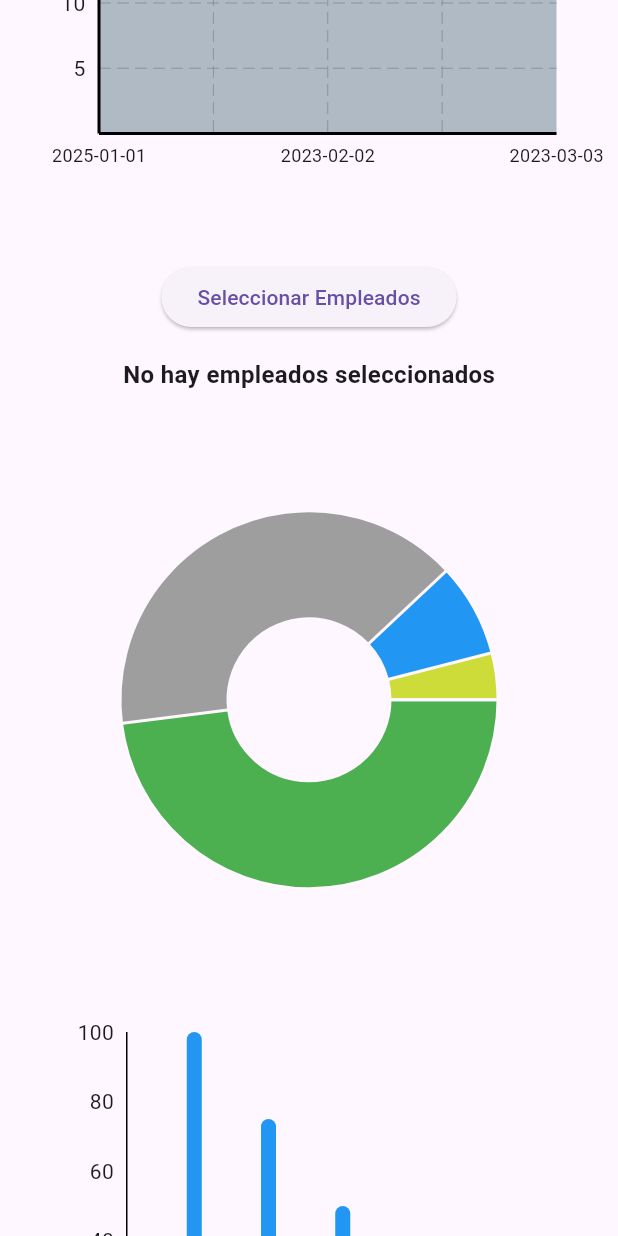
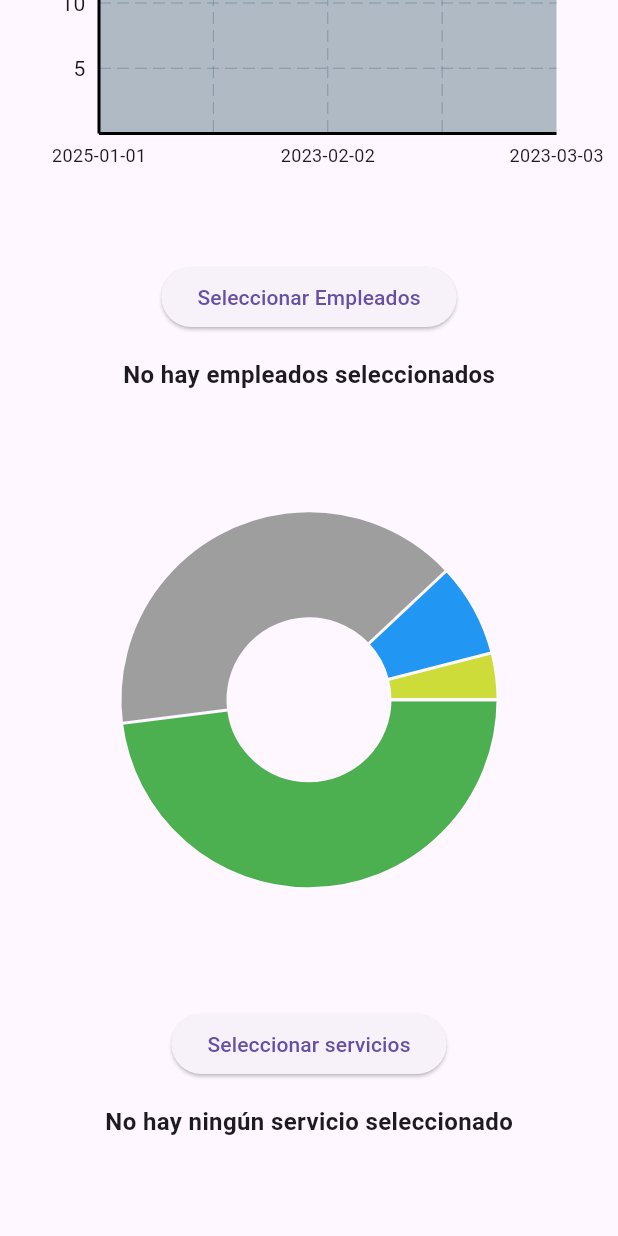
Before and after one commit to reservary/reservary_practicas, a Flutter app: the screen it shows after launch, scrolled down 576 dp, on a phone screen of 412 x 824 dp. Run offline on Flutter 3.47's test engine with Material 3 defaults, Android fonts, the phone set to English and light mode, and no system bars; drawn by our look-alikes of fl_chart; our stand-ins replace calendar_date_picker2; missing offline and left inert: date_range_filter, graphic, omni_datetime_picker.

Commit message:
Filtro de empleados y servicios implementado

```diff
--- a/seccion_estadisticas_v2/lib/services_data.dart
+++ b/seccion_estadisticas_v2/lib/services_data.dart
@@ -12,14 +12,138 @@ class ServicesData extends StatefulWidget {
 }
 
 class _ServicesDataState extends State<ServicesData> {
+  List<String> selectedServices = [];
+
+  @override
+  void initState() {
+    super.initState();
+    selectedServices = [];
+  }
+
+  void _showServicesSelector() async {
+    final List<String> servicesNames =
+        widget.stats.totalBookingsPerService.keys.toList();
+    final tempSelected = List<String>.from(selectedServices);
+
+    final result = await showDialog<List<String>>(
+      context: context,
+      builder: (context) {
+        return StatefulBuilder(
+          builder: (context, setStateDialog) {
+            return AlertDialog(
+              title: Text("Seleccione los servicios"),
+              content: SingleChildScrollView(
+                child: Column(
+                  children:
+                      servicesNames.map((serv) {
+                        return CheckboxListTile(
+                          title: Text(serv),
+                          value: tempSelected.contains(serv),
+                          onChanged: (bool? checked) {
+                            setStateDialog(() {
+                              if (checked == true) {
+                                tempSelected.add(serv);
+                              } else {
+                                tempSelected.remove(serv);
+                              }
+                            });
+                          },
+                        );
+                      }).toList(),
+                ),
+              ),
+              actions: [
+                TextButton(
+                  onPressed: () => Navigator.pop(context),
+                  child: Text("Cancelar"),
+                ),
+                ElevatedButton(
+                  onPressed:
+                      tempSelected.isEmpty
+                          ? null
+                          : () {
+                            Navigator.pop(context, tempSelected);
+                          },
+                  child: Text("Aplicar"),
+                ),
+              ],
+            );
+          },
+        );
+      },
+    );
+    if (result != null) {
+      setState(() {
+        selectedServices = result;
+      });
+    }
+  }
+
   @override
   Widget build(BuildContext context) {
-    final servicesNames = widget.stats.totalBookingsPerService.keys.toList();
-    final servicesValues = widget.stats.totalBookingsPerService.values.toList();
+    final dataServices = widget.stats.totalBookingsPerService;
+    final filteredNames =
+        dataServices.entries
+            .where((entry) => selectedServices.contains(entry.key))
+            .map((entry) => entry.key)
+            .toList();
+    final filteredValues =
+        dataServices.entries
+            .where((entry) => selectedServices.contains(entry.key))
+            .map((entry) => entry.value)
+            .toList();
+
+    if (filteredNames.isEmpty) {
+      return Center(
+        child: Column(
+          mainAxisAlignment: MainAxisAlignment.center,
+          children: [
+            ElevatedButton(
+              onPressed: _showServicesSelector,
+              child: Text("Seleccionar servicios"),
+            ),
+            SizedBox(height: 16),
+            Text(
+              "No hay ningún servicio seleccionado",
+              style: TextStyle(fontSize: 16, fontWeight: FontWeight.bold),
+            ),
+          ],
+        ),
+      );
+    }
+
     return SizedBox(
       height: 315,
+      child: Column(
+        children: [
+          Row(
+            children: [
+              Expanded(
                 child: Padding(
-        padding: const EdgeInsets.all(16.0),
+                  padding: const EdgeInsets.all(8.0),
+                  child: ElevatedButton(
+                    onPressed: _showServicesSelector,
+                    child: Text("Seleccionar servicios"),
+                  ),
+                ),
+              ),
+              Expanded(
+                child: Padding(
+                  padding: const EdgeInsets.all(8.0),
+                  child: ElevatedButton(
+                    onPressed: () {
+                      setState(() {
+                        selectedServices.clear();
+                      });
+                    },
+                    child: Text("Restablecer"),
+                  ),
+                ),
+              ),
+            ],
+          ),
+          Expanded(
+            child: SizedBox(
               child: BarChart(
                 BarChartData(
                   rotationQuarterTurns: 45,
@@ -37,30 +161,39 @@ class _ServicesDataState extends State<ServicesData> {
                     rightTitles: AxisTitles(
                       sideTitles: SideTitles(showTitles: false),
                     ),
-              topTitles: AxisTitles(sideTitles: SideTitles(showTitles: false)),
+                    topTitles: AxisTitles(
+                      sideTitles: SideTitles(showTitles: false),
+                    ),
                     bottomTitles: AxisTitles(
                       sideTitles: SideTitles(
                         reservedSize: 50,
                         showTitles: true,
                         getTitlesWidget: (value, meta) {
-                    String services = servicesNames[value.toInt()];
+                          if (value.toInt() < 0 ||
+                              value.toInt() >= filteredNames.length) {
+                            return SizedBox.shrink();
+                          }
+                          final serviceName = filteredNames[value.toInt()];
                           return Transform.rotate(
                             angle: -math.pi / 2,
                             child: Padding(
                               padding: const EdgeInsets.all(8.0),
-                        child: Text(services, style: TextStyle(fontSize: 10)),
+                              child: Text(
+                                serviceName,
+                                style: TextStyle(fontSize: 10),
+                              ),
                             ),
                           );
                         },
                       ),
                     ),
                   ),
-            barGroups: List.generate(servicesNames.length, (index) {
+                  barGroups: List.generate(filteredValues.length, (index) {
                     return BarChartGroupData(
                       x: index,
                       barRods: [
                         BarChartRodData(
-                    toY: servicesValues[index].toDouble(),
+                          toY: filteredValues[index].toDouble(),
                           color: Colors.blue,
                           width: 10,
                         ),
@@ -70,6 +203,9 @@ class _ServicesDataState extends State<ServicesData> {
                 ),
               ),
             ),
+          ),
+        ],
+      ),
     );
   }
 }
```
Lines whose indentation alone changed are shown as unchanged.
